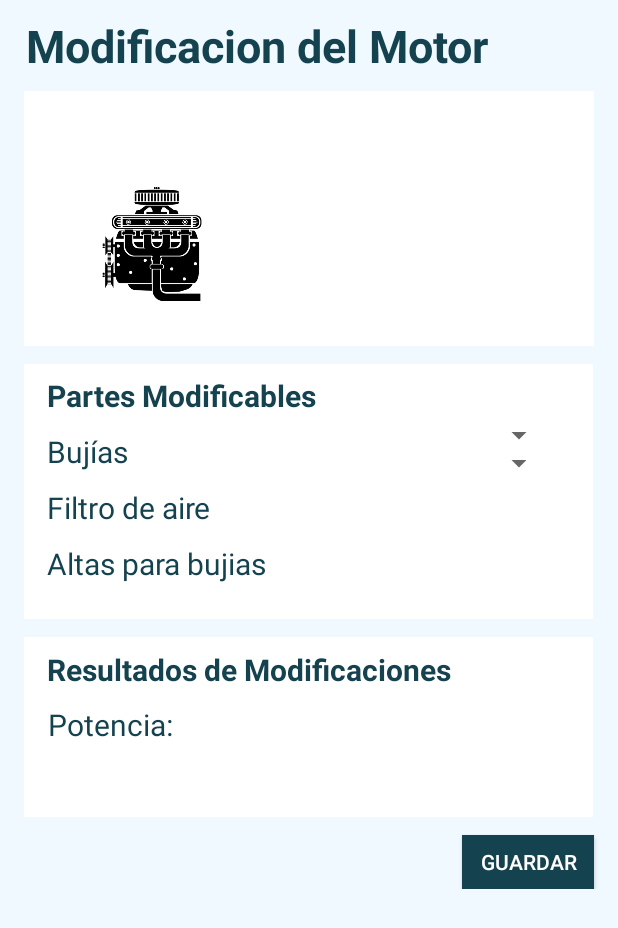
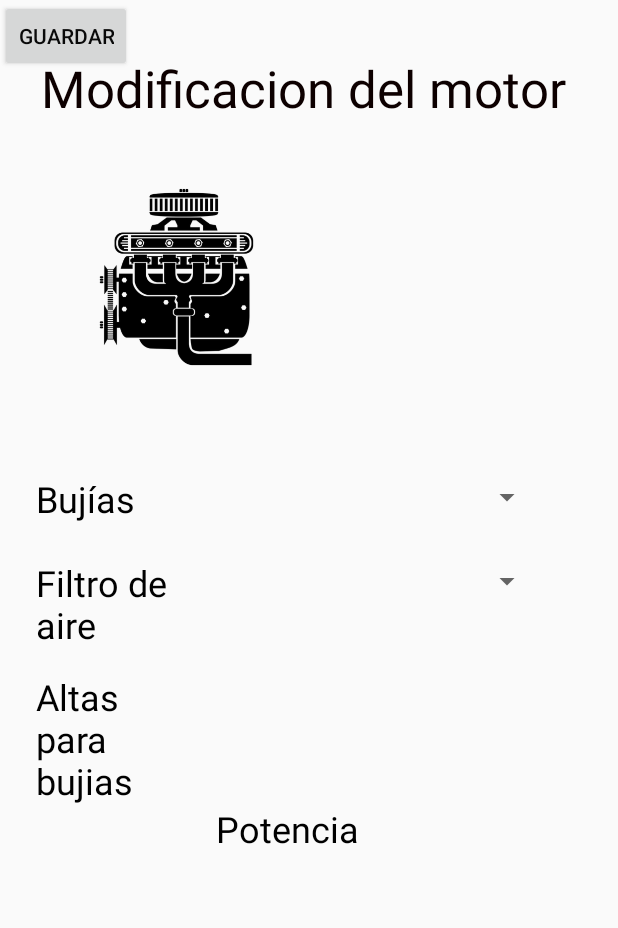
Before and after one commit to cristianpinillostorres/UdeCar, an Android app: the layout activity_modificar_motor.xml on its own in the app's theme, with its tools: preview values and no code run, on a phone screen of 412 x 824 dp. Shown: the top 928 px of the screen. Run offline under Robolectric (Android 15) with nearby library versions, the phone set to English and light mode, and no system bars.

Commit message:
bonton para subir datos al firebase....en proceso....

```diff
--- a/app/src/main/res/layout/activity_modificar_frenos.xml
+++ b/app/src/main/res/layout/activity_modificar_frenos.xml
@@ -112,7 +112,7 @@
         app:layout_constraintTop_toBottomOf="@+id/relativeLayout3">
 
         <TextView
-            android:id="@+id/label1"
+            android:id="@+id/tipo_Freno"
             android:layout_width="wrap_content"
             android:layout_height="wrap_content"
             android:layout_below="@+id/label6"
@@ -124,10 +124,10 @@
             android:textSize="20sp" />
 
         <TextView
-            android:id="@+id/label"
+            android:id="@+id/twFiltro"
             android:layout_width="wrap_content"
             android:layout_height="wrap_content"
-            android:layout_below="@+id/label1"
+            android:layout_below="@+id/tipo_Freno"
             android:layout_alignParentStart="true"
             android:layout_marginStart="15dp"
             android:layout_marginTop="15dp"
--- a/app/src/main/res/layout/activity_modificar_motor.xml
+++ b/app/src/main/res/layout/activity_modificar_motor.xml
@@ -3,238 +3,157 @@
     xmlns:app="http://schemas.android.com/apk/res-auto"
     xmlns:tools="http://schemas.android.com/tools"
     android:layout_width="match_parent"
-    android:layout_height="match_parent"
+    android:layout_height="wrap_content"
     android:orientation="vertical"
     tools:context=".ModificarMotor">
 
     <ScrollView
         android:layout_width="match_parent"
-        android:layout_height="match_parent"
-        android:background="#EFF9FF">
+        android:layout_height="614dp">
 
-    <androidx.constraintlayout.widget.ConstraintLayout
-        android:layout_width="match_parent"
-        android:layout_height="match_parent"
-        android:background="@color/colorAccent">
-
-
-        <RelativeLayout
-            android:id="@+id/relativeLayout6"
-            android:layout_width="379dp"
-            android:layout_height="120dp"
-            android:layout_marginStart="16dp"
-            android:layout_marginTop="12dp"
-            android:background="#FFFFFF"
-            app:layout_constraintStart_toStartOf="parent"
-            app:layout_constraintTop_toBottomOf="@+id/relativeLayout5">
+        <androidx.constraintlayout.widget.ConstraintLayout
+            android:layout_width="match_parent"
+            android:layout_height="wrap_content">
 
             <TextView
-                android:id="@+id/label5"
-                android:layout_width="wrap_content"
+                android:id="@+id/twBujias"
+                android:layout_width="100dp"
                 android:layout_height="wrap_content"
-                android:layout_alignParentStart="true"
-                android:layout_alignParentTop="true"
-                android:layout_marginStart="15dp"
-                android:layout_marginTop="8dp"
-                android:text="Resultados de Modificaciones"
-                android:textColor="@color/colorPrimary"
-                android:textSize="20sp"
-                android:textStyle="bold" />
+                android:layout_marginStart="24dp"
+                android:layout_marginTop="316dp"
+                android:text="Bujías"
+                android:textColor="@android:color/background_dark"
+                android:textSize="24sp"
+                app:layout_constraintStart_toStartOf="parent"
+                app:layout_constraintTop_toTopOf="parent" />
 
             <TextView
                 android:id="@+id/potencia"
-                android:layout_width="wrap_content"
+                android:layout_width="100dp"
                 android:layout_height="wrap_content"
-                android:layout_below="@+id/label5"
-                android:layout_alignParentStart="true"
-                android:layout_marginStart="16dp"
-                android:layout_marginTop="9dp"
-                android:text="Potencia: "
-                android:textColor="@color/colorPrimary"
-                android:textSize="20sp" />
+                android:layout_marginStart="144dp"
+                android:layout_marginTop="536dp"
+                android:text="Potencia"
+                android:textColor="@android:color/background_dark"
+                android:textSize="24sp"
+                app:layout_constraintStart_toStartOf="parent"
+                app:layout_constraintTop_toTopOf="parent" />
 
             <TextView
-                android:id="@+id/tv_porcentajeRendimiento"
-                android:layout_width="wrap_content"
-                android:layout_height="wrap_content"
-                android:layout_below="@+id/label5"
-                android:layout_marginStart="10dp"
-                android:layout_marginTop="9dp"
-                android:layout_toEndOf="@+id/tv_rendimientoModificado"
-                android:textColor="@color/colorPrimary"
-                android:textSize="20sp" />
+                android:id="@+id/tvRendimientoM"
+                android:layout_width="217dp"
+                android:layout_height="48dp"
+                android:layout_marginStart="144dp"
+                android:layout_marginTop="468dp"
+                android:textColor="@android:color/background_dark"
+                android:textSize="24sp"
+                app:layout_constraintStart_toStartOf="parent"
+                app:layout_constraintTop_toTopOf="parent" />
 
             <TextView
-                android:id="@+id/tv_rendimientoModificado"
-                android:layout_width="wrap_content"
-                android:layout_height="wrap_content"
-                android:layout_below="@+id/label5"
-                android:layout_marginStart="10dp"
-                android:layout_marginTop="9dp"
-                android:layout_toEndOf="@+id/potencia"
-                android:textColor="@android:color/holo_green_dark"
-                android:textSize="20sp" />
-
-        </RelativeLayout>
-
-        <TextView
-            android:id="@+id/textView"
-            android:layout_width="wrap_content"
-            android:layout_height="wrap_content"
-            android:layout_marginTop="10dp"
-            android:text="Modificacion del Motor "
-            android:textAlignment="viewStart"
-            android:textAppearance="@style/TextAppearance.AppCompat.Display1"
-            android:textColor="@color/colorPrimary"
-            android:textSize="30sp"
-            android:textStyle="bold"
-            app:layout_constraintEnd_toEndOf="parent"
-            app:layout_constraintHorizontal_bias="0.179"
-            app:layout_constraintStart_toStartOf="parent"
-            app:layout_constraintTop_toTopOf="parent" />
-
-        <RelativeLayout
-            android:id="@+id/relativeLayout3"
-            android:layout_width="380dp"
-            android:layout_height="170dp"
-            android:layout_marginStart="16dp"
-            android:layout_marginTop="10dp"
-            android:background="#FFFFFF"
-            app:layout_constraintStart_toStartOf="parent"
-            app:layout_constraintTop_toBottomOf="@+id/textView">
+                android:id="@+id/tvRendimientoO"
+                android:layout_width="218dp"
+                android:layout_height="44dp"
+                android:layout_marginStart="144dp"
+                android:layout_marginTop="412dp"
+                android:textColor="@android:color/background_dark"
+                android:textSize="24sp"
+                app:layout_constraintStart_toStartOf="parent"
+                app:layout_constraintTop_toTopOf="parent" />
 
             <TextView
-                android:id="@+id/tv_nombreMotor"
-                android:layout_width="200dp"
+                android:id="@+id/twAltas"
+                android:layout_width="100dp"
                 android:layout_height="wrap_content"
-                android:layout_alignParentStart="true"
-                android:layout_alignParentTop="true"
-                android:layout_marginStart="13dp"
-                android:layout_marginTop="10dp"
-                android:textColor="@color/colorPrimary"
-                android:textSize="20sp" />
+                android:layout_marginStart="24dp"
+                android:layout_marginTop="448dp"
+                android:text="Altas para bujias"
+                android:textColor="@android:color/background_dark"
+                android:textSize="24sp"
+                app:layout_constraintStart_toStartOf="parent"
+                app:layout_constraintTop_toTopOf="parent" />
+
+            <Spinner
+                android:id="@+id/ddl_listaFiltros"
+                android:layout_width="217dp"
+                android:layout_height="31dp"
+                android:layout_marginTop="372dp"
+                android:prompt="@string/seleccionBujia"
+                android:spinnerMode="dialog"
+                app:layout_constraintEnd_toEndOf="parent"
+                app:layout_constraintHorizontal_bias="0.742"
+                app:layout_constraintStart_toStartOf="parent"
+                app:layout_constraintTop_toTopOf="parent" />
+
+
+            <TextView
+                android:id="@+id/twFiltro"
+                android:layout_width="100dp"
+                android:layout_height="wrap_content"
+                android:layout_marginStart="24dp"
+                android:layout_marginTop="372dp"
+                android:text="Filtro de aire"
+                android:textColor="@android:color/background_dark"
+                android:textSize="24sp"
+                app:layout_constraintStart_toStartOf="parent"
+                app:layout_constraintTop_toTopOf="parent" />
 
             <ImageView
                 android:id="@+id/imageView2"
-                android:layout_width="144dp"
-                android:layout_height="109dp"
-                android:layout_below="@+id/tv_nombreMotor"
-                android:layout_alignParentStart="true"
-                android:layout_marginStart="13dp"
-                android:layout_marginTop="10dp"
+                android:layout_width="187dp"
+                android:layout_height="169dp"
+                android:layout_marginStart="24dp"
+                android:layout_marginTop="100dp"
+                app:layout_constraintStart_toStartOf="parent"
+                app:layout_constraintTop_toTopOf="parent"
                 app:srcCompat="@drawable/motor" />
 
             <TextView
-                android:id="@+id/infoMotor"
-                android:layout_width="188dp"
-                android:layout_height="112dp"
-                android:layout_alignParentTop="true"
-                android:layout_alignParentEnd="true"
-                android:layout_marginTop="47dp"
-                android:layout_marginEnd="19dp"
-                android:textAlignment="viewStart"
-                android:textColor="@color/colorPrimary"
-                android:textSize="18sp" />
-        </RelativeLayout>
-
-        <RelativeLayout
-            android:id="@+id/relativeLayout5"
-            android:layout_width="379dp"
-            android:layout_height="170dp"
-            android:layout_marginStart="16dp"
-            android:layout_marginTop="12dp"
-            android:background="#FFFFFF"
-            app:layout_constraintStart_toStartOf="parent"
-            app:layout_constraintTop_toBottomOf="@+id/relativeLayout3">
-
-            <TextView
-                android:id="@+id/label1"
+                android:id="@+id/textView"
                 android:layout_width="wrap_content"
                 android:layout_height="wrap_content"
-                android:layout_below="@+id/label6"
-                android:layout_alignParentStart="true"
-                android:layout_marginStart="15dp"
-                android:layout_marginTop="10dp"
-                android:text="Bujías"
-                android:textColor="@color/colorPrimary"
-                android:textSize="20sp" />
+                android:layout_marginTop="36dp"
+                android:text="Modificacion del motor "
+                android:textAlignment="center"
+                android:textAppearance="@style/TextAppearance.AppCompat.Display1"
+                android:textColor="#0D0000"
+                app:layout_constraintEnd_toEndOf="parent"
+                app:layout_constraintStart_toStartOf="parent"
+                app:layout_constraintTop_toTopOf="parent" />
 
             <Spinner
                 android:id="@+id/ddl_listaBujias"
-                android:layout_width="264dp"
-                android:layout_height="wrap_content"
-                android:layout_alignParentTop="true"
-                android:layout_alignParentEnd="true"
-                android:layout_marginStart="20dp"
-                android:layout_marginTop="35dp"
-                android:layout_marginEnd="25dp"
-                android:layout_toEndOf="@+id/label1"
+                android:layout_width="217dp"
+                android:layout_height="31dp"
+                android:layout_marginTop="316dp"
                 android:prompt="@string/seleccionBujia"
-                android:spinnerMode="dialog" />
+                android:spinnerMode="dialog"
+                app:layout_constraintEnd_toEndOf="parent"
+                app:layout_constraintHorizontal_bias="0.743"
+                app:layout_constraintStart_toStartOf="parent"
+                app:layout_constraintTop_toTopOf="parent" />
 
             <TextView
-                android:id="@+id/label"
+                android:id="@+id/infoMotor"
+                android:layout_width="155dp"
+                android:layout_height="171dp"
+                android:layout_marginTop="100dp"
+                android:layout_marginEnd="24dp"
+                app:layout_constraintEnd_toEndOf="parent"
+                app:layout_constraintTop_toTopOf="parent" />
+
+            <Button
+                android:id="@+id/bt_guardar"
                 android:layout_width="wrap_content"
                 android:layout_height="wrap_content"
-                android:layout_below="@+id/label1"
-                android:layout_alignParentStart="true"
-                android:layout_marginStart="15dp"
-                android:layout_marginTop="10dp"
-                android:text="Filtro de aire"
-                android:textColor="@color/colorPrimary"
-                android:textSize="20sp" />
+                android:text="@string/btnGuardarBujias"
+                android:textColor="#090909"
+                android:textColorHighlight="#449DE4"
+                android:textColorHint="#0C0C0C"
+                android:textColorLink="#16C2ED"
+                tools:layout_editor_absoluteX="278dp"
+                tools:layout_editor_absoluteY="523dp" />
 
-            <Spinner
-                android:id="@+id/ddl_listaFiltros"
-                android:layout_width="214dp"
-                android:layout_height="wrap_content"
-                android:layout_below="@+id/ddl_listaBujias"
-                android:layout_alignParentEnd="true"
-                android:layout_marginStart="15dp"
-                android:layout_marginTop="-5dp"
-                android:layout_marginEnd="25dp"
-                android:layout_toEndOf="@+id/label"
-                android:prompt="@string/seleccionBujia"
-                android:spinnerMode="dialog" />
-
-            <TextView
-                android:id="@+id/label2"
-                android:layout_width="wrap_content"
-                android:layout_height="wrap_content"
-                android:layout_below="@+id/label"
-                android:layout_alignParentStart="true"
-                android:layout_marginStart="15dp"
-                android:layout_marginTop="10dp"
-                android:text="Altas para bujias"
-                android:textColor="@color/colorPrimary"
-                android:textSize="20sp" />
-
-            <TextView
-                android:id="@+id/label6"
-                android:layout_width="wrap_content"
-                android:layout_height="wrap_content"
-                android:layout_alignParentStart="true"
-                android:layout_alignParentTop="true"
-                android:layout_marginStart="15dp"
-                android:layout_marginTop="7dp"
-                android:text="Partes Modificables"
-                android:textColor="@color/colorPrimary"
-                android:textSize="20sp"
-                android:textStyle="bold" />
-        </RelativeLayout>
-
-        <Button
-            android:id="@+id/btn_guardarModMotor"
-            android:layout_width="88dp"
-            android:layout_height="36dp"
-            android:layout_marginTop="12dp"
-            android:layout_marginEnd="16dp"
-            android:background="@color/colorPrimary"
-            android:text="Guardar"
-            android:textColor="#FFFFFF"
-            app:layout_constraintEnd_toEndOf="parent"
-            app:layout_constraintTop_toBottomOf="@+id/relativeLayout6" />
-
-    </androidx.constraintlayout.widget.ConstraintLayout>
+        </androidx.constraintlayout.widget.ConstraintLayout>
     </ScrollView>
 </LinearLayout>
--- a/app/src/main/res/values/strings.xml
+++ b/app/src/main/res/values/strings.xml
@@ -6,6 +6,8 @@
     <string name="btnTransmision">Modificar Transmision</string>
     <string name="seleccionBujia">Seleccione una bujia a modificar</string>
     <string name="btnTerminarModificacion">Terminar</string>
+    <string name="btnGuardarModificacion">Guardar</string>
+    <string name="btnGuardarBujias">Guardar</string>
 
 
 </resources>
```
Also changed, not shown: app/src/main/java/com/udecar/GuardarDatosModificados.java (added, +56 -0 lines), app/src/main/java/com/udecar/ModificarFrenos.java (+51 -53 lines), app/src/main/java/com/udecar/ModificarMotor.java (+52 -12 lines).
